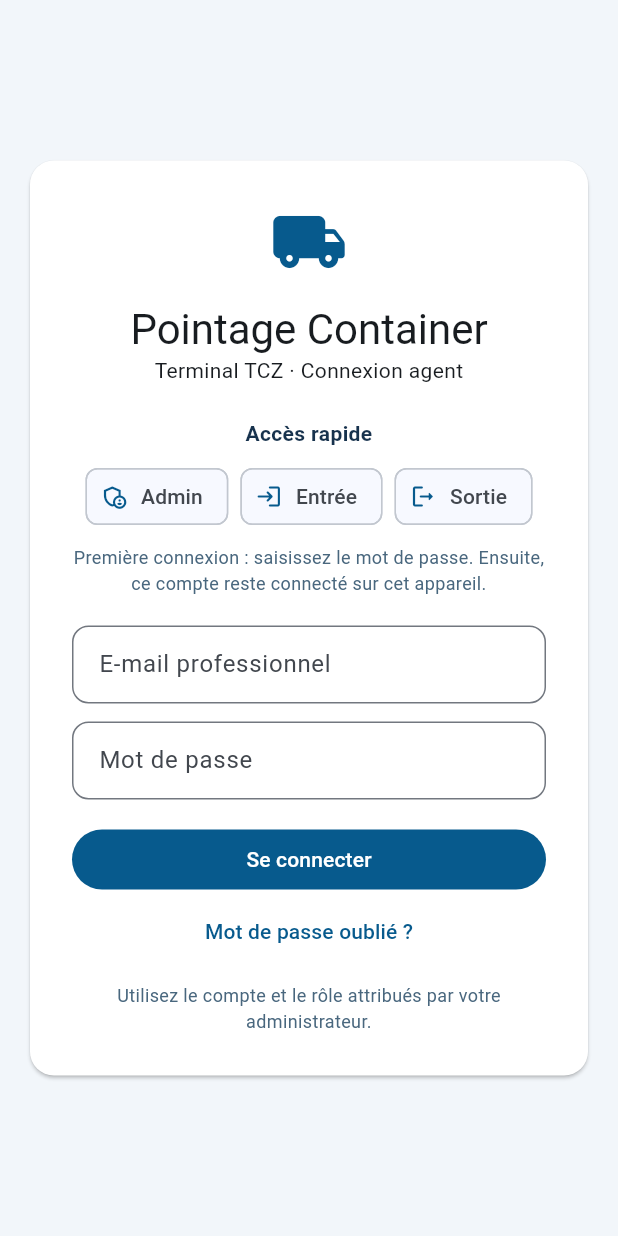
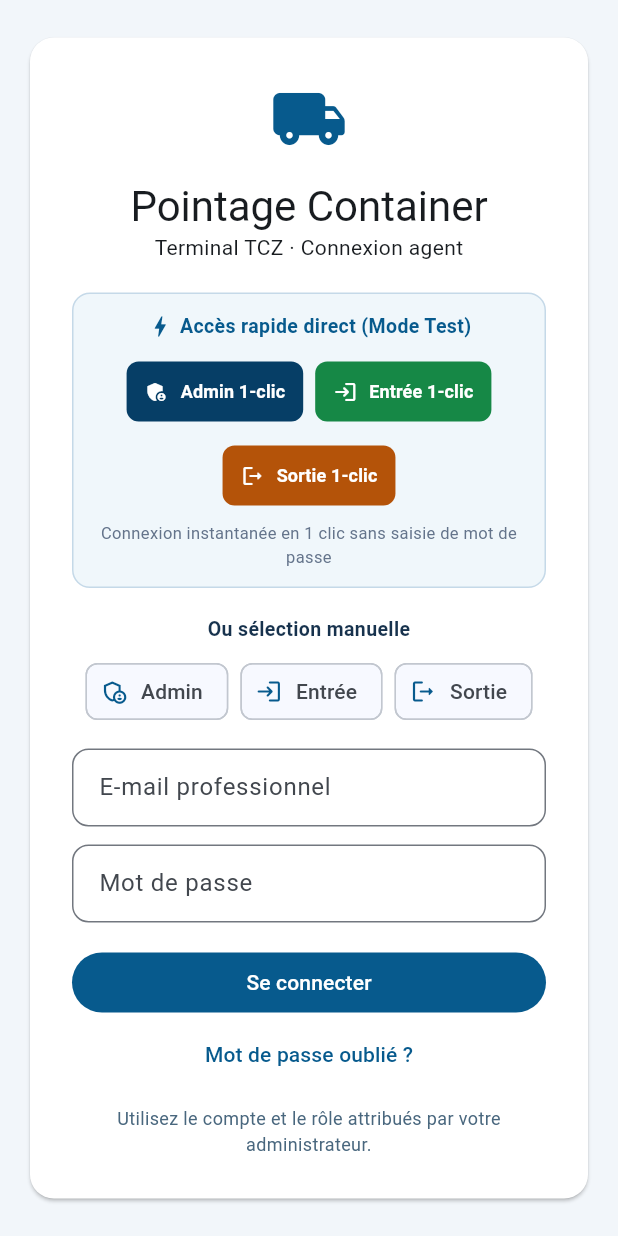
Before and after one commit to boarddash31/pointage-container-tcz, a Flutter app: the LoginScreen screen opened directly, on a phone screen of 412 x 824 dp. Run offline on Flutter 3.47's test engine with Material 3 defaults, Android fonts, the phone set to English and light mode, and no system bars; our stand-ins replace printing, share_plus, shared_preferences, supabase_flutter; missing offline and left inert: excel; accounts and stored records are empty.

Commit message:
feat(auth): ajout acces rapide 1-clic direct pour Admin, Entree et Sortie

```diff
--- a/app/lib/main.dart
+++ b/app/lib/main.dart
@@ -150,6 +150,33 @@ class _LoginScreenState extends State<LoginScreen> {
     });
     passwordFocus.requestFocus();
   }
+
+  Future<void> quickSignIn(String label, String address, String pwd) async {
+    setState(() {
+      selectedProfile = label;
+      email.text = address;
+      password.text = pwd;
+      busy = true;
+      error = null;
+      notice = null;
+    });
+    try {
+      await Supabase.instance.client.auth.signInWithPassword(
+        email: address, password: pwd);
+    } catch (e) {
+      if (mounted) {
+        final raw = e.toString();
+        if (raw.contains('Invalid login credentials')) {
+          setState(() => error = 'Identifiants incorrects.');
+        } else {
+          setState(() => error = raw);
+        }
+      }
+    } finally {
+      if (mounted) setState(() => busy = false);
+    }
+  }
+
   @override void dispose() { email.dispose(); password.dispose(); passwordFocus.dispose(); super.dispose(); }
   Future<void> signIn() async {
     final targetEmail = email.text.trim();
@@ -196,9 +223,80 @@ class _LoginScreenState extends State<LoginScreen> {
       const SizedBox(height:14),
       Text('Pointage Container',textAlign:TextAlign.center,style:Theme.of(context).textTheme.headlineMedium),
       const Text('Terminal TCZ · Connexion agent',textAlign:TextAlign.center),
-      const SizedBox(height:22),
-      const Text('Accès rapide',textAlign:TextAlign.center,
-        style:TextStyle(fontWeight:FontWeight.w700,color:Color(0xff17324d))),
+      const SizedBox(height:20),
+
+      // Accès direct 1-clic (Mode Test)
+      Container(
+        padding: const EdgeInsets.all(12),
+        decoration: BoxDecoration(
+          color: const Color(0xfff0f7fb),
+          borderRadius: BorderRadius.circular(12),
+          border: Border.all(color: const Color(0xffc5d9e8)),
+        ),
+        child: Column(
+          children: [
+            const Wrap(
+              alignment: WrapAlignment.center,
+              crossAxisAlignment: WrapCrossAlignment.center,
+              children: [
+                Icon(Icons.bolt, size: 18, color: Color(0xff075a8d)),
+                SizedBox(width: 4),
+                Text('Accès rapide direct (Mode Test)',
+                  style: TextStyle(fontWeight: FontWeight.bold, fontSize: 13, color: Color(0xff075a8d))),
+              ],
+            ),
+            const SizedBox(height: 10),
+            Wrap(
+              alignment: WrapAlignment.center,
+              spacing: 8,
+              runSpacing: 8,
+              children: [
+                FilledButton.icon(
+                  style: FilledButton.styleFrom(
+                    backgroundColor: const Color(0xff063e66),
+                    foregroundColor: Colors.white,
+                    padding: const EdgeInsets.symmetric(horizontal: 12, vertical: 10),
+                    shape: RoundedRectangleBorder(borderRadius: BorderRadius.circular(8)),
+                  ),
+                  onPressed: busy ? null : () => quickSignIn('Admin', 'dahhaknouamane@gmail.com', 'AdminTCZ2026!'),
+                  icon: const Icon(Icons.admin_panel_settings, size: 16),
+                  label: const Text('Admin 1-clic', style: TextStyle(fontWeight: FontWeight.bold, fontSize: 12)),
+                ),
+                FilledButton.icon(
+                  style: FilledButton.styleFrom(
+                    backgroundColor: const Color(0xff168846),
+                    foregroundColor: Colors.white,
+                    padding: const EdgeInsets.symmetric(horizontal: 12, vertical: 10),
+                    shape: RoundedRectangleBorder(borderRadius: BorderRadius.circular(8)),
+                  ),
+                  onPressed: busy ? null : () => quickSignIn('Entrée', 'dahhaknouamane+tcz-entree@gmail.com', 'AdminTCZ2026!'),
+                  icon: const Icon(Icons.login_rounded, size: 16),
+                  label: const Text('Entrée 1-clic', style: TextStyle(fontWeight: FontWeight.bold, fontSize: 12)),
+                ),
+                FilledButton.icon(
+                  style: FilledButton.styleFrom(
+                    backgroundColor: const Color(0xffb45309),
+                    foregroundColor: Colors.white,
+                    padding: const EdgeInsets.symmetric(horizontal: 12, vertical: 10),
+                    shape: RoundedRectangleBorder(borderRadius: BorderRadius.circular(8)),
+                  ),
+                  onPressed: busy ? null : () => quickSignIn('Sortie', 'dahhaknouamane+tcz-sortie@gmail.com', 'AdminTCZ2026!'),
+                  icon: const Icon(Icons.logout_rounded, size: 16),
+                  label: const Text('Sortie 1-clic', style: TextStyle(fontWeight: FontWeight.bold, fontSize: 12)),
+                ),
+              ],
+            ),
+            const SizedBox(height: 6),
+            const Text('Connexion instantanée en 1 clic sans saisie de mot de passe',
+              textAlign: TextAlign.center,
+              style: TextStyle(fontSize: 11, color: Color(0xff64748b))),
+          ],
+        ),
+      ),
+      const SizedBox(height: 18),
+
+      const Text('Ou sélection manuelle',textAlign:TextAlign.center,
+        style:TextStyle(fontWeight:FontWeight.w700,color:Color(0xff17324d), fontSize:13)),
       const SizedBox(height:8),
       Wrap(alignment:WrapAlignment.center,spacing:8,runSpacing:8,children:[
         for(final profile in quickProfiles)
@@ -207,10 +305,7 @@ class _LoginScreenState extends State<LoginScreen> {
             selected:selectedProfile==profile.$1,
             onSelected:busy?null:(_)=>chooseProfile(profile.$1,profile.$2)),
       ]),
-      const SizedBox(height:8),
-      const Text('Première connexion : saisissez le mot de passe. Ensuite, ce compte reste connecté sur cet appareil.',
-        textAlign:TextAlign.center,style:TextStyle(fontSize:12,color:Color(0xff49677e))),
-      const SizedBox(height:20),
+      const SizedBox(height:14),
       AutofillGroup(child:Column(children:[
         TextField(controller:email,keyboardType:TextInputType.emailAddress,
           autofillHints:const [AutofillHints.username,AutofillHints.email],
```
Also changed, not shown: site/assets/fonts/MaterialIcons-Regular.otf, 4 other files.
